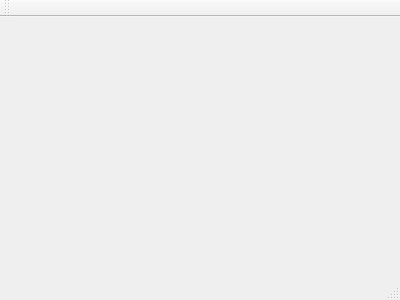
pedrocruz/JogoDoPalitoServer, file JogoDoPalitoServer/serverwindow.ui: the form before one commit.
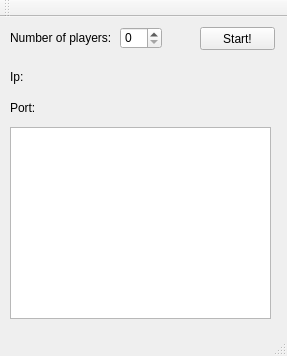
The form after the commit.

Commit message: Início do desenho da interface gráfica

Diff of the .ui file:
```diff
--- a/JogoDoPalitoServer/serverwindow.ui
+++ b/JogoDoPalitoServer/serverwindow.ui
@@ -1,24 +1,112 @@
 <ui version="4.0">
  <class>ServerWindow</class>
- <widget class="QMainWindow" name="ServerWindow" >
-  <property name="geometry" >
+ <widget class="QMainWindow" name="ServerWindow">
+  <property name="geometry">
    <rect>
     <x>0</x>
     <y>0</y>
-    <width>400</width>
-    <height>300</height>
+    <width>287</width>
+    <height>356</height>
    </rect>
   </property>
   <property name="windowTitle" >
    <string>ServerWindow</string>
   </property>
-  <widget class="QMenuBar" name="menuBar" />
-  <widget class="QToolBar" name="mainToolBar" />
-  <widget class="QWidget" name="centralWidget" />
-  <widget class="QStatusBar" name="statusBar" />
+  <widget class="QWidget" name="centralWidget">
+   <widget class="QLabel" name="label">
+    <property name="geometry">
+     <rect>
+      <x>10</x>
+      <y>10</y>
+      <width>101</width>
+      <height>21</height>
+     </rect>
+    </property>
+    <property name="text">
+     <string>Number of players:</string>
+    </property>
+   </widget>
+   <widget class="QSpinBox" name="playersSpinBox">
+    <property name="geometry">
+     <rect>
+      <x>120</x>
+      <y>10</y>
+      <width>42</width>
+      <height>22</height>
+     </rect>
+    </property>
+   </widget>
+   <widget class="QPushButton" name="startButton">
+    <property name="geometry">
+     <rect>
+      <x>200</x>
+      <y>10</y>
+      <width>75</width>
+      <height>23</height>
+     </rect>
+    </property>
+    <property name="text">
+     <string>Start!</string>
+    </property>
+   </widget>
+   <widget class="QTableView" name="gameTableView">
+    <property name="geometry">
+     <rect>
+      <x>10</x>
+      <y>110</y>
+      <width>261</width>
+      <height>192</height>
+     </rect>
+    </property>
+   </widget>
+   <widget class="QLabel" name="ipLabel">
+    <property name="geometry">
+     <rect>
+      <x>10</x>
+      <y>50</y>
+      <width>271</width>
+      <height>20</height>
+     </rect>
+    </property>
+    <property name="text">
+     <string>Ip:</string>
+    </property>
+   </widget>
+   <widget class="QLabel" name="portLabel">
+    <property name="geometry">
+     <rect>
+      <x>10</x>
+      <y>80</y>
+      <width>271</width>
+      <height>21</height>
+     </rect>
+    </property>
+    <property name="text">
+     <string>Port:</string>
+    </property>
+   </widget>
+  </widget>
+  <widget class="QMenuBar" name="menuBar">
+   <property name="geometry">
+    <rect>
+     <x>0</x>
+     <y>0</y>
+     <width>287</width>
+     <height>21</height>
+    </rect>
+   </property>
+  </widget>
+  <widget class="QToolBar" name="mainToolBar">
+   <attribute name="toolBarArea">
+    <enum>TopToolBarArea</enum>
+   </attribute>
+   <attribute name="toolBarBreak">
+    <bool>false</bool>
+   </attribute>
+  </widget>
+  <widget class="QStatusBar" name="statusBar"/>
  </widget>
- <layoutDefault spacing="6" margin="11" />
- <pixmapfunction></pixmapfunction>
+ <layoutdefault spacing="6" margin="11"/>
  <resources/>
  <connections/>
 </ui>
```
Left out of the diff: 3 changed lines with no effect on the pictures. The commit also changes 5 other files.
